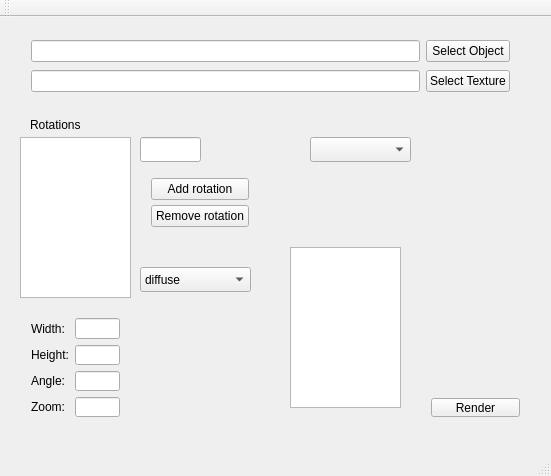
Before: the Qt Designer form mainwindow.ui in supernugy/Awesome2DGui, drawn with Qt 5.
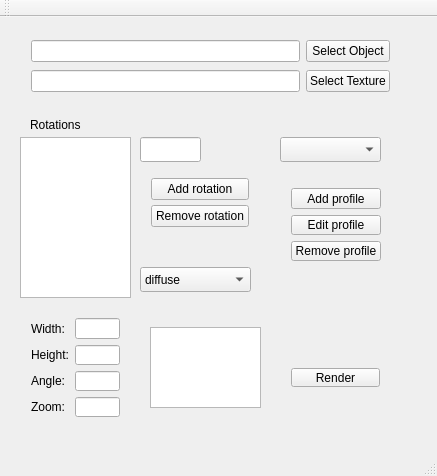
After: the same form once the commit is applied.

Commit message: Added profile add button and a new dialog window

Patch:
```diff
--- a/mainwindow.ui
+++ b/mainwindow.ui
@@ -6,7 +6,7 @@
    <rect>
     <x>0</x>
     <y>0</y>
-    <width>551</width>
+    <width>437</width>
     <height>476</height>
    </rect>
   </property>
@@ -25,7 +25,7 @@
      <rect>
       <x>20</x>
       <y>10</y>
-      <width>501</width>
+      <width>381</width>
       <height>80</height>
      </rect>
     </property>
@@ -123,8 +123,8 @@
    <widget class="QWidget" name="verticalLayoutWidget">
     <property name="geometry">
      <rect>
-      <x>420</x>
-      <y>350</y>
+      <x>280</x>
+      <y>320</y>
       <width>111</width>
       <height>61</height>
      </rect>
@@ -252,23 +252,56 @@
    <widget class="QListWidget" name="profilesListWidget">
     <property name="geometry">
      <rect>
-      <x>290</x>
-      <y>230</y>
+      <x>150</x>
+      <y>310</y>
       <width>111</width>
-      <height>161</height>
+      <height>81</height>
      </rect>
     </property>
    </widget>
    <widget class="QComboBox" name="profilesComboBox">
     <property name="geometry">
      <rect>
-      <x>310</x>
+      <x>280</x>
       <y>120</y>
       <width>101</width>
       <height>25</height>
      </rect>
     </property>
    </widget>
+   <widget class="QWidget" name="verticalLayoutWidget_3">
+    <property name="geometry">
+     <rect>
+      <x>280</x>
+      <y>160</y>
+      <width>112</width>
+      <height>95</height>
+     </rect>
+    </property>
+    <layout class="QVBoxLayout" name="verticalLayout_3">
+     <item>
+      <widget class="QPushButton" name="addProfileButton">
+       <property name="text">
+        <string>Add profile</string>
+       </property>
+      </widget>
+     </item>
+     <item>
+      <widget class="QPushButton" name="editProfileButton">
+       <property name="text">
+        <string>Edit profile</string>
+       </property>
+      </widget>
+     </item>
+     <item>
+      <widget class="QPushButton" name="removeProfileButton">
+       <property name="text">
+        <string>Remove profile</string>
+       </property>
+      </widget>
+     </item>
+    </layout>
+   </widget>
   </widget>
   <widget class="QMenuBar" name="menuBar">
    <property name="geometry">
```
Left out of the diff: 2 changed lines with no effect on the pictures. The commit also changes 6 other files.
